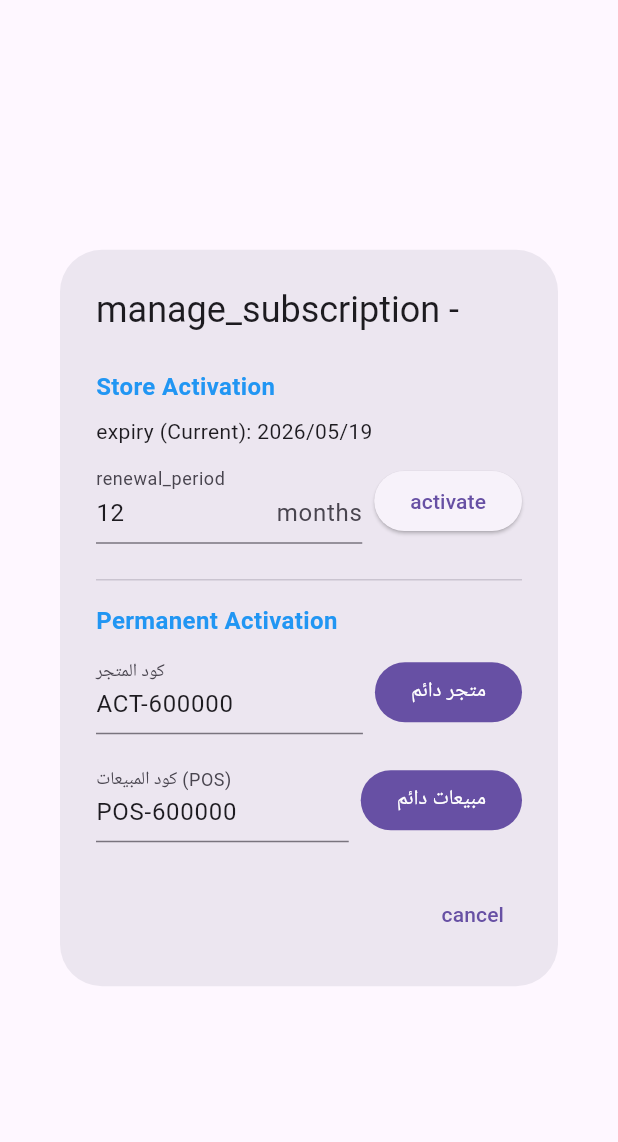
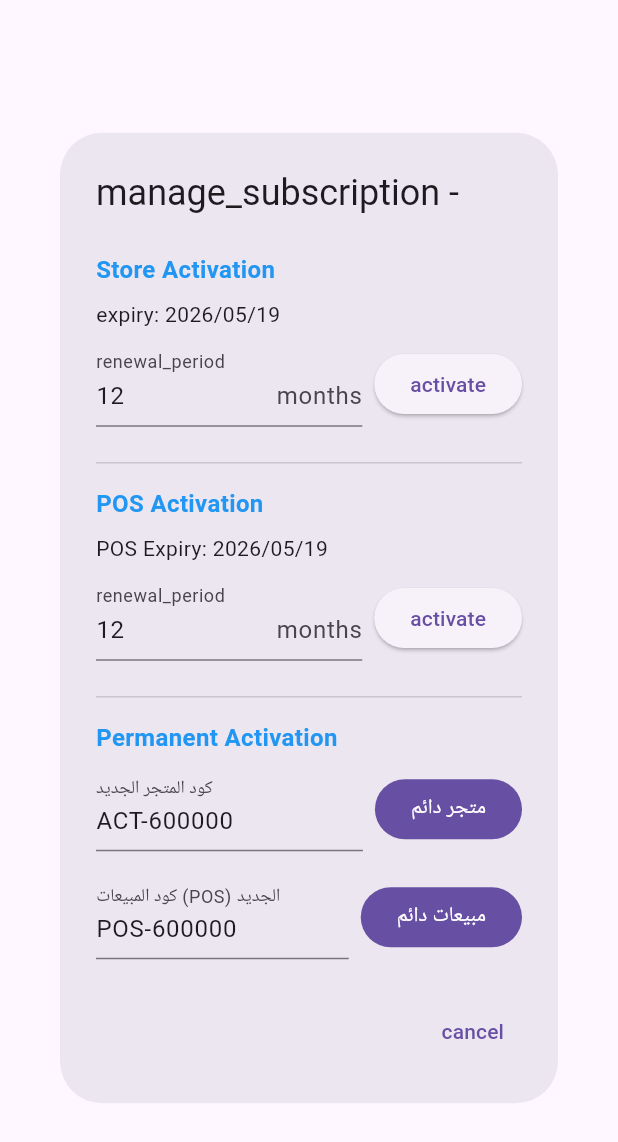
Before and after one commit to saif-waseem/nascent-satellite, a Flutter app: the SubscriptionDialog widget shown alone on an empty page, opened directly with empty values, on a phone screen of 412 x 824 dp. Shown: the top 1142 px of the screen. Run offline on Flutter 3.47's test engine with Material 3 defaults, Android fonts, the phone set to English and light mode, and no system bars; our stand-ins replace cached_network_image, chewie, cloud_firestore, cloud_functions, connectivity_plus, country_picker and 29 more; missing offline and left inert: mobile_scanner, onesignal_flutter, windows_printer; accounts and stored records are empty; network calls fail; project files that could hold a hidden picture were left out.

Commit message:
fix: resolve tenant activation logic and subscription extension issues in POS, Store Admin, and Super Admin

```diff
--- a/ecommerce_saas/apps/super_admin/lib/features/tenants/presentation/widgets/subscription_dialog.dart
+++ b/ecommerce_saas/apps/super_admin/lib/features/tenants/presentation/widgets/subscription_dialog.dart
@@ -14,20 +14,9 @@ class SubscriptionDialog extends HookConsumerWidget {
   @override
   Widget build(BuildContext context, WidgetRef ref) {
     final monthsController = useTextEditingController(text: '12');
+    final posMonthsController = useTextEditingController(text: '12');
     final codeController = useTextEditingController(text: 'ACT-${DateTime.now().millisecondsSinceEpoch.toString().substring(7)}');
     final posCodeController = useTextEditingController(text: 'POS-${DateTime.now().millisecondsSinceEpoch.toString().substring(7)}');
-
-    final currentExpiry = tenant.expiryDate ?? DateTime.now();
-    final newExpiry = useState(currentExpiry.add(const Duration(days: 365)));
-
-    void updateNewExpiry(String val) {
-      final months = int.tryParse(val) ?? 0;
-      final now = DateTime.now();
-      final startDate = (tenant.expiryDate == null || tenant.expiryDate!.isBefore(now))
-          ? now
-          : tenant.expiryDate!;
-      newExpiry.value = startDate.add(Duration(days: months * 30));
-    }
 
     return AlertDialog(
       title: Text('${AppStrings.get('manage_subscription', lang)} - ${tenant.name}'),
@@ -37,15 +26,14 @@ class SubscriptionDialog extends HookConsumerWidget {
           crossAxisAlignment: CrossAxisAlignment.start,
           children: [
             // --- Store Section ---
-            _TitleSection(title: lang == 'ar' ? 'تفعيل المتجر' : 'Store Activation'),
-            Text('${AppStrings.get('expiry', lang)} (Current): ${tenant.expiryDate != null ? DateFormat('yyyy/MM/dd').format(tenant.expiryDate!) : 'Permanent / None'}'),
+            _TitleSection(title: lang == 'ar' ? 'تفعيل المتجر (الويب/الموبايل)' : 'Store Activation'),
+            Text('${AppStrings.get('expiry', lang)}: ${tenant.expiryDate != null ? DateFormat('yyyy/MM/dd').format(tenant.expiryDate!) : 'Permanent / None'}'),
             const SizedBox(height: 8),
             Row(
               children: [
                  Expanded(
                    child: TextField(
                      controller: monthsController,
-                     onChanged: updateNewExpiry,
                      decoration: InputDecoration(
                        labelText: AppStrings.get('renewal_period', lang),
                        suffixText: AppStrings.get('months', lang),
@@ -67,13 +55,45 @@ class SubscriptionDialog extends HookConsumerWidget {
             ),
             const SizedBox(height: 16),
             const Divider(),
+
+            // --- POS Section ---
+            _TitleSection(title: lang == 'ar' ? 'تفعيل المبيعات (POS / الكاشير)' : 'POS Activation'),
+            Text('${lang == 'ar' ? 'صلاحية اشتراك المبيعات' : 'POS Expiry'}: ${tenant.posExpiryDate != null ? DateFormat('yyyy/MM/dd').format(tenant.posExpiryDate!) : 'Permanent / None'}'),
+            const SizedBox(height: 8),
+            Row(
+              children: [
+                 Expanded(
+                   child: TextField(
+                     controller: posMonthsController,
+                     decoration: InputDecoration(
+                       labelText: AppStrings.get('renewal_period', lang),
+                       suffixText: AppStrings.get('months', lang),
+                       hintText: 'مثال: 12 أو -3 للتنقيص',
+                     ),
+                     keyboardType: const TextInputType.numberWithOptions(signed: true, decimal: false),
+                   ),
+                 ),
+                 const SizedBox(width: 8),
+                 ElevatedButton(
+                   onPressed: () async {
+                     final months = int.tryParse(posMonthsController.text) ?? 1;
+                     await ref.read(superAdminFirestoreServiceProvider).activatePosSubscription(tenant.id, months, posCodeController.text.trim());
+                     if (context.mounted) Navigator.pop(context);
+                   },
+                   child: Text(AppStrings.get('activate', lang)),
+                 )
+              ],
+            ),
+            const SizedBox(height: 16),
+            const Divider(),
+
             _TitleSection(title: lang == 'ar' ? 'تفعيل دائمي' : 'Permanent Activation'),
             Row(
               children: [
                 Expanded(
                   child: TextField(
                     controller: codeController,
-                    decoration: InputDecoration(labelText: 'كود المتجر'),
+                    decoration: InputDecoration(labelText: 'كود المتجر الجديد'),
                   ),
                 ),
                 const SizedBox(width: 8),
@@ -92,7 +112,7 @@ class SubscriptionDialog extends HookConsumerWidget {
                 Expanded(
                   child: TextField(
                     controller: posCodeController,
-                    decoration: InputDecoration(labelText: 'كود المبيعات (POS)'),
+                    decoration: InputDecoration(labelText: 'كود المبيعات (POS) الجديد'),
                   ),
                 ),
                 const SizedBox(width: 8),
--- a/st/lib/core/services/local_cache_service.dart
+++ b/st/lib/core/services/local_cache_service.dart
@@ -1,4 +1,4 @@
-import 'package:hive_flutter/hive_flutter.dart';
+import 'package:hive_ce_flutter/hive_ce_flutter.dart';
 import 'package:shared_models/shared_models.dart';
 
 class LocalCacheService {
--- a/st/lib/features/products/presentation/screens/product_list_screen.dart
+++ b/st/lib/features/products/presentation/screens/product_list_screen.dart
@@ -9,6 +9,7 @@ import 'package:store_admin/core/localization/resources/app_strings.dart';
 import 'package:store_admin/core/utils/formatters.dart';
 import 'package:store_admin/core/utils/formatters.dart';
 import 'package:shared_models/shared_models.dart';
+import 'package:store_admin/features/shared/barcode_scanner_dialog.dart';
 import 'package:store_admin/features/products/presentation/widgets/csv_import_export_dialog.dart';
 
 class ProductListScreen extends HookConsumerWidget {
--- a/st/pubspec.yaml
+++ b/st/pubspec.yaml
@@ -32,8 +32,8 @@ dependencies:
   printing: ^5.14.3
   http: ^1.6.0
   url_launcher: ^6.3.2
-  hive: ^2.2.3
-  hive_flutter: ^1.1.0
+  hive_ce: any
+  hive_ce_flutter: any
   chewie: ^1.14.0
   video_player: ^2.11.1
   shimmer: ^3.0.0
@@ -52,7 +52,7 @@ dev_dependencies:
     sdk: flutter
   flutter_lints: ^6.0.0
   build_runner: ^2.5.4
-  hive_generator: ^2.0.1
+  hive_ce_generator: any
   flutter_launcher_icons: ^0.14.4
 
 flutter_launcher_icons:
```
Also changed, not shown: ecommerce_saas/apps/super_admin/lib/core/services/super_admin_firestore_service.dart (+46 -0 lines), po/lib/core/widgets/license_check_wrapper.dart (+74 -13 lines), st/lib/core/widgets/license_check_wrapper.dart (+24 -14 lines), st/lib/features/products/presentation/screens/product_form_screen.dart (+5 -3 lines).
